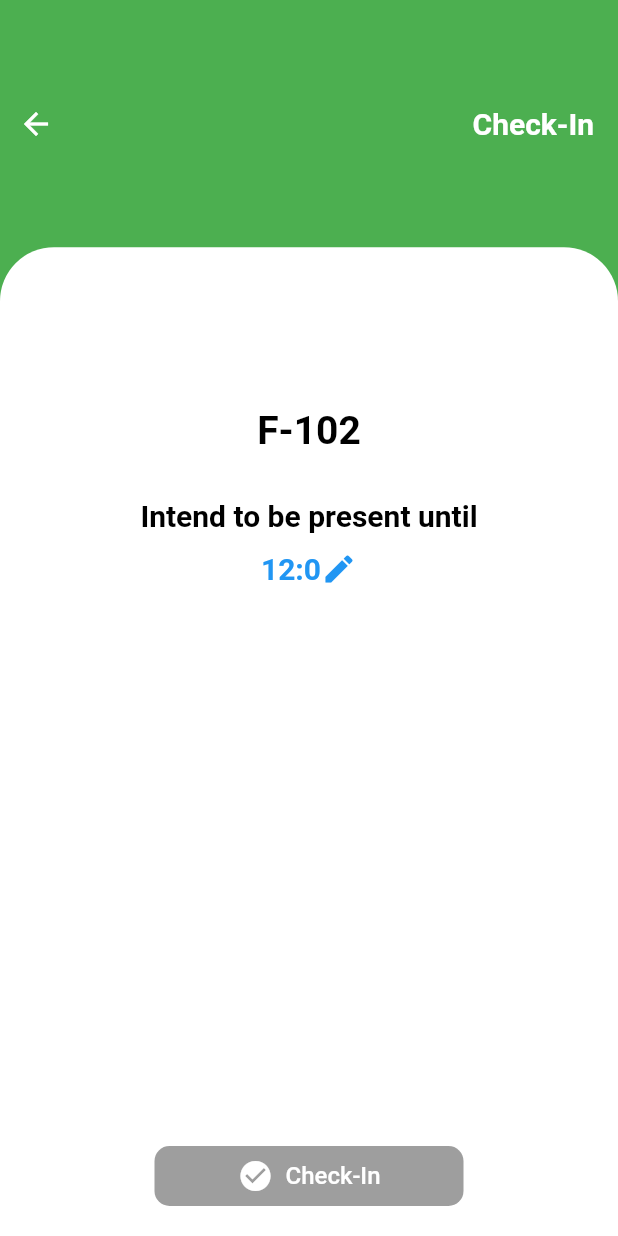
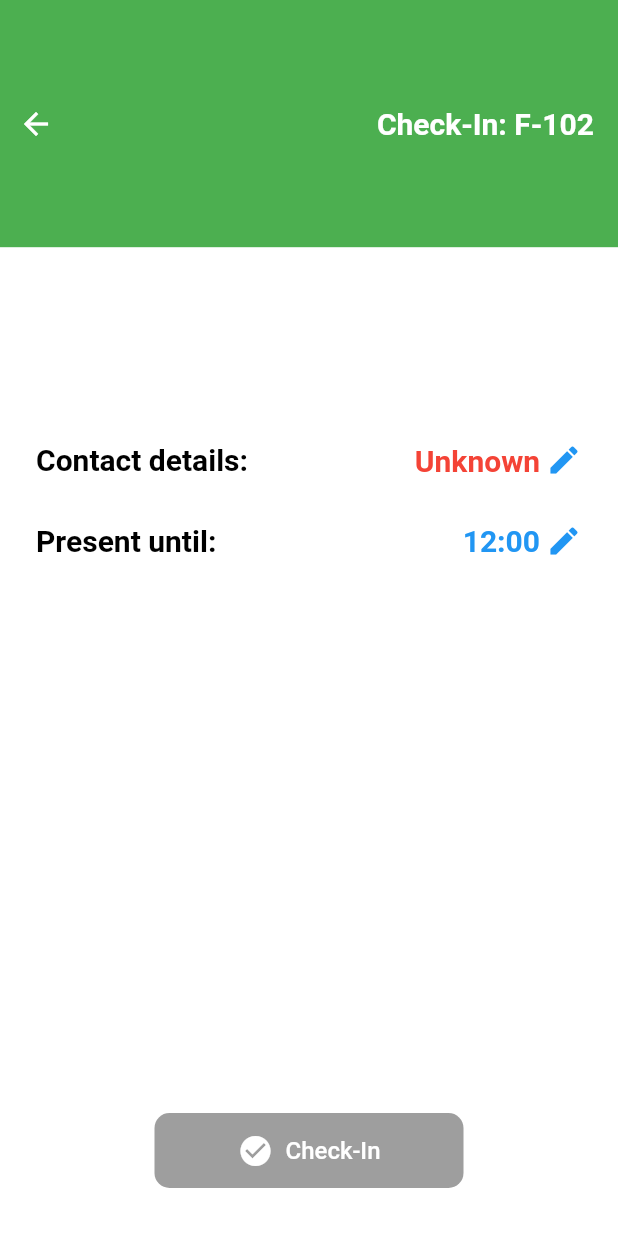
Before and after one commit to v1lling/access-frontend, a Flutter app: the screen it shows after launch, after a tap on the "nfc" icon, on a phone screen of 412 x 824 dp. Run offline on Flutter 3.47's test engine with Material 2 defaults, Android fonts, the phone set to English and light mode, and no system bars; our stand-ins replace equatable, firebase_dynamic_links, flutter_datetime_picker, flutter_phoenix, get_it, shared_preferences and 3 more; missing offline and left inert: flutter_nfc_plugin; accounts and stored records are empty; generated files the repository leaves out were written again; Roboto replaces fonts that are missing (Montserrat).

Commit message:
Some style changes

```diff
--- a/lib/l10n/app_de.arb
+++ b/lib/l10n/app_de.arb
@@ -2,6 +2,8 @@
     "landing": "Tap to Scan",
 
     "userinfo_headline": "Bitte geben Sie ihre Kontaktdaten an",
+
+    "userinfo": "Kontaktdaten:",
     "givenname": "Vorname",
     "familyname": "Nachname",
     "street": "Straße und Hausnummer",
@@ -14,6 +16,6 @@
     "cancel": "Abbrechen",
 
     "checkin": "Check-In",
-    "checkout_time": "Anwesenheit geplant bis"
+    "checkout_time": "Anwesend bis:"
 
 }
--- a/lib/l10n/app_en.arb
+++ b/lib/l10n/app_en.arb
@@ -3,6 +3,7 @@
 
     "userinfo_headline": "Please fill in your contact details",
 
+    "userinfo": "Contact details:",
     "givenname": "Given name",
     "familyname": "Family name",
     "street": "Street and number",
@@ -15,7 +16,7 @@
     "cancel": "Cancel",
 
     "checkin": "Check-In",
-    "checkout_time": "Intend to be present until"
+    "checkout_time": "Present until:"
 
 
 }
--- a/lib/main.dart
+++ b/lib/main.dart
@@ -32,6 +32,11 @@ Future main() async {
 
   SystemChrome.setPreferredOrientations(
       [DeviceOrientation.portraitUp, DeviceOrientation.portraitDown]);
+
+  SystemChrome.setSystemUIOverlayStyle(SystemUiOverlayStyle.light.copyWith(
+      statusBarColor: Colors.white, // this one for android
+      statusBarBrightness: Brightness.light // this one for iOS
+      ));
 
   bool? darkMode = prefs.getBool('darkMode') ?? false;
   List<String?> language = <String?>[prefs.getString('locale')];
--- a/lib/ui/views/checkin/checkin_view.dart
+++ b/lib/ui/views/checkin/checkin_view.dart
@@ -1,5 +1,6 @@
 import 'package:access/ui/views/checkin/checkin_viewmodel.dart';
 import 'package:flutter/material.dart';
+import 'package:intl/intl.dart';
 import 'package:stacked/stacked.dart';
 import 'package:flutter_gen/gen_l10n/app_localizations.dart';
 
@@ -37,7 +38,9 @@ class CheckInView extends StatelessWidget {
                               Padding(
                                 padding: const EdgeInsets.only(right: 16.0),
                                 child: Text(
-                                    AppLocalizations.of(context)!.checkin,
+                                    AppLocalizations.of(context)!.checkin +
+                                        ": " +
+                                        this.roomId!,
                                     style:
                                         Theme.of(context).textTheme.headline2),
                               ),
@@ -46,12 +49,15 @@ class CheckInView extends StatelessWidget {
                       Expanded(
                         child: Container(
                           width: size.width,
-                          padding: const EdgeInsets.only(top: 16, bottom: 16),
+                          padding: const EdgeInsets.only(
+                              top: 16, bottom: 32, left: 24, right: 24),
                           decoration: BoxDecoration(
                             color: Colors.white,
+                            /*
                               borderRadius: BorderRadius.only(
                                   topRight: Radius.circular(36),
-                                  topLeft: Radius.circular(36))),
+                                  topLeft: Radius.circular(36))*/
+                          ),
                           child: Column(
                             mainAxisAlignment: MainAxisAlignment.center,
                             mainAxisSize: MainAxisSize.max,
@@ -60,12 +66,62 @@ class CheckInView extends StatelessWidget {
                                 child: Column(
                                   mainAxisAlignment: MainAxisAlignment.center,
                                   children: [
-                                    Text(this.roomId!,
+                                    Row(
+                                      mainAxisAlignment:
+                                          MainAxisAlignment.spaceBetween,
+                                      children: [
+                                        Text(
+                                            AppLocalizations.of(context)!
+                                                .userinfo,
                                             style: Theme.of(context)
                                                 .textTheme
-                                            .headline3),
+                                                .headline1),
+                                        TextButton(
+                                          style: TextButton.styleFrom(
+                                            minimumSize: Size.zero,
+                                            padding: EdgeInsets.zero,
+                                            tapTargetSize: MaterialTapTargetSize
+                                                .shrinkWrap,
+                                          ),
+                                          onPressed: () {
+                                            model.navigateToUserInfoView(
+                                                context);
+                                          },
+                                          child: Row(
+                                            mainAxisAlignment:
+                                                MainAxisAlignment.end,
+                                            crossAxisAlignment:
+                                                CrossAxisAlignment.end,
+                                            children: [
+                                              Text(
+                                                  model.userService.user!
+                                                          .givenname ??
+                                                      "Unknown",
+                                                  style: Theme.of(context)
+                                                      .textTheme
+                                                      .headline1!
+                                                      .copyWith(
+                                                          color: model
+                                                                      .userService
+                                                                      .user!
+                                                                      .givenname !=
+                                                                  null
+                                                              ? Colors.blue
+                                                              : Colors.red)),
+                                              SizedBox(width: 4),
+                                              Icon(Icons.edit,
+                                                  color: Colors.blue)
+                                            ],
+                                          ),
+                                        ),
+                                      ],
+                                    ),
                                     SizedBox(height: 30),
                                     //Check-Out Time
+                                    Row(
+                                      mainAxisAlignment:
+                                          MainAxisAlignment.spaceBetween,
+                                      children: [
                                         Text(
                                             AppLocalizations.of(context)!
                                                 .checkout_time,
@@ -73,6 +129,12 @@ class CheckInView extends StatelessWidget {
                                                 .textTheme
                                                 .headline1),
                                         TextButton(
+                                          style: TextButton.styleFrom(
+                                            minimumSize: Size.zero,
+                                            padding: EdgeInsets.zero,
+                                            tapTargetSize: MaterialTapTargetSize
+                                                .shrinkWrap,
+                                          ),
                                           onPressed: () {
                                             model.selectCheckOutTime(context);
                                           },
@@ -81,19 +143,20 @@ class CheckInView extends StatelessWidget {
                                                 MainAxisAlignment.center,
                                             children: [
                                               Text(
-                                              model.checkOutTime!.hour
-                                                      .toString() +
-                                                  ":" +
-                                                  model.checkOutTime!.minute
-                                                      .toString(),
+                                                  DateFormat('kk:mm').format(
+                                                      model.checkOutTime!),
                                                   style: Theme.of(context)
                                                       .textTheme
                                                       .headline1!
                                                       .copyWith(
                                                           color: Colors.blue)),
-                                          Icon(Icons.edit, color: Colors.blue)
+                                              SizedBox(width: 4),
+                                              Icon(Icons.edit,
+                                                  color: Colors.blue)
                                             ],
                                           ),
+                                        ),
+                                      ],
                                     ),
                                   ],
                                 ),
@@ -104,6 +167,7 @@ class CheckInView extends StatelessWidget {
                                   alignment: Alignment.bottomCenter,
                                   child: Container(
                                     width: size.width * 0.5,
+                                    height: 50,
                                     child: TextButton(
                                         child: Row(
                                           mainAxisAlignment:
--- a/lib/ui/views/checkin/checkin_viewmodel.dart
+++ b/lib/ui/views/checkin/checkin_viewmodel.dart
@@ -1,7 +1,10 @@
 import 'package:access/app/locator.dart';
 import 'package:access/services/access_backend_service.dart';
 import 'package:access/services/user_service.dart';
+import 'package:access/ui/views/userinfo_view.dart/userinfo_view.dart';
 import 'package:flutter/cupertino.dart';
+import 'package:flutter/material.dart';
+import 'package:flutter/services.dart';
 import 'package:flutter_datetime_picker/flutter_datetime_picker.dart';
 import 'package:stacked/stacked.dart';
 
@@ -17,11 +20,25 @@ class CheckInViewModel extends BaseViewModel {
     this.roomId = roomId;
   }
 
+  @override
+  void dispose() {
+    //_timer!.cancel();
+    super.dispose();
+  }
+
   void checkInUser() async {
     if (userService.user != null) {
       await _accessBackendService.checkInUser(
           userService.user!, this.roomId!, this.checkOutTime!);
     }
+  }
+
+  void navigateToUserInfoView(BuildContext context) {
+    Navigator.of(context)
+        .push(MaterialPageRoute(builder: (context) => UserInfoView()))
+        .then((_) {
+      notifyListeners();
+    });
   }
 
   void selectCheckOutTime(BuildContext context) {
--- a/lib/ui/views/landing/landing_view.dart
+++ b/lib/ui/views/landing/landing_view.dart
@@ -34,7 +34,12 @@ class LandingView extends StatelessWidget {
                           child: Row(
                             mainAxisAlignment: MainAxisAlignment.end,
                             children: [
-                              Text('Hi Sascha!',
+                              Text(
+                                  model.userService.user!.isUserInfoComplete()
+                                      ? "Hi " +
+                                          model.userService.user!.givenname!
+                                      : AppLocalizations.of(context)!
+                                          .userinfo_headline,
                                   style: Theme.of(context).textTheme.headline2),
                               IconButton(
                                   icon: Icon(Icons.edit,
@@ -51,10 +56,13 @@ class LandingView extends StatelessWidget {
                         child: Container(
                           width: size.width,
                           decoration: BoxDecoration(
-                              color: Colors.white,
+                            color: Colors.white,
+                            /*
                               borderRadius: BorderRadius.only(
                                   topRight: Radius.circular(36),
-                                  topLeft: Radius.circular(36))),
+                                  topLeft: Radius.circular(36))
+                                  */
+                          ),
                           child: Column(
                             mainAxisSize: MainAxisSize.max,
                             mainAxisAlignment: MainAxisAlignment.center,
--- a/lib/ui/views/landing/landing_viewmodel.dart
+++ b/lib/ui/views/landing/landing_viewmodel.dart
@@ -1,3 +1,7 @@
+import 'package:access/app/locator.dart';
+import 'package:access/services/user_service.dart';
 import 'package:stacked/stacked.dart';
 
-class LandingViewModel extends BaseViewModel {}
+class LandingViewModel extends BaseViewModel {
+  UserService userService = locator<UserService>();
+}
```
Lines whose indentation alone changed are shown as unchanged.
